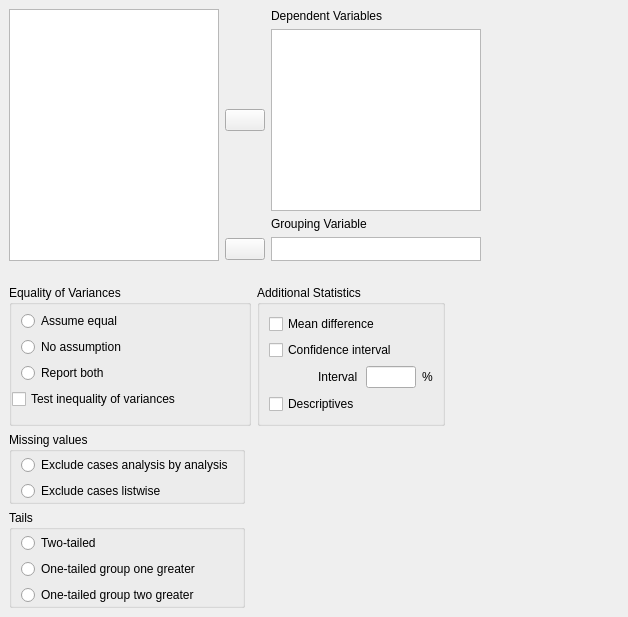
Before: the Qt Designer form JASP-Desktop/analysisforms/ttestindependentsamplesform.ui in jasp-stats/jasp-desktop, drawn with Qt 5.
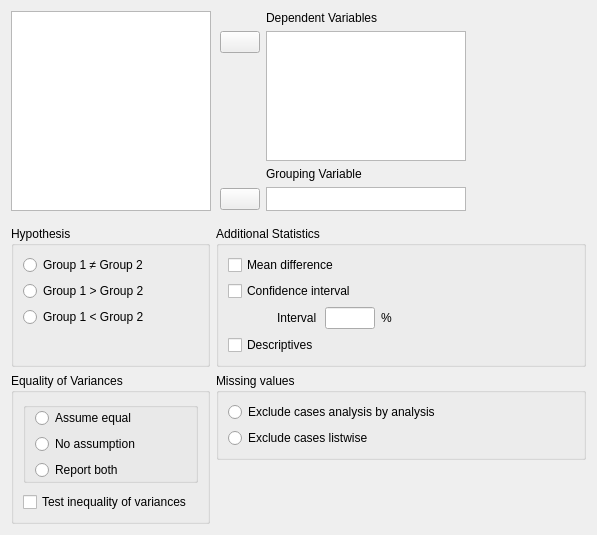
After: the same form once the commit is applied. Custom widgets are drawn as their Qt base class.

Patch:
```diff
--- a/JASP-Desktop/analysisforms/ttestindependentsamplesform.ui
+++ b/JASP-Desktop/analysisforms/ttestindependentsamplesform.ui
@@ -6,27 +6,15 @@
    <rect>
     <x>0</x>
     <y>0</y>
-    <width>628</width>
-    <height>617</height>
+    <width>597</width>
+    <height>510</height>
    </rect>
   </property>
   <property name="windowTitle">
    <string>Form</string>
   </property>
   <layout class="QGridLayout" name="gridLayout_11">
-   <property name="leftMargin">
-    <number>0</number>
-   </property>
-   <property name="topMargin">
-    <number>0</number>
-   </property>
-   <property name="rightMargin">
-    <number>0</number>
-   </property>
-   <property name="bottomMargin">
-    <number>0</number>
-   </property>
-   <item row="0" column="0" colspan="2">
+   <item row="0" column="0" colspan="3">
     <widget class="QWidget" name="widget" native="true">
      <property name="sizePolicy">
       <sizepolicy hsizetype="Fixed" vsizetype="Preferred">
@@ -41,26 +29,38 @@
       </size>
      </property>
      <layout class="QGridLayout" name="gridLayout_10">
+      <property name="leftMargin">
+       <number>0</number>
+      </property>
+      <property name="topMargin">
+       <number>0</number>
+      </property>
+      <property name="rightMargin">
+       <number>0</number>
+      </property>
+      <property name="horizontalSpacing">
+       <number>0</number>
+      </property>
       <item row="0" column="1">
        <widget class="QWidget" name="widget_7" native="true">
         <layout class="QGridLayout" name="gridLayout_8">
-         <property name="leftMargin">
-          <number>0</number>
-         </property>
          <property name="topMargin">
           <number>0</number>
          </property>
-         <property name="rightMargin">
-          <number>0</number>
-         </property>
          <property name="bottomMargin">
           <number>0</number>
          </property>
          <property name="verticalSpacing">
           <number>6</number>
          </property>
-         <item row="6" column="0">
-          <widget class="AssignButton" name="buttonAssignGroupingVariable">
+         <item row="1" column="0">
+          <widget class="AssignButton" name="buttonAssignVariables">
+           <property name="minimumSize">
+            <size>
+             <width>0</width>
+             <height>0</height>
+            </size>
+           </property>
            <property name="maximumSize">
             <size>
              <width>50</width>
@@ -79,24 +79,18 @@
            </property>
           </widget>
          </item>
-         <item row="6" column="1">
+         <item row="7" column="1">
           <widget class="BoundListView" name="groupingVariable">
            <property name="maximumSize">
             <size>
-             <width>210</width>
+             <width>200</width>
              <height>24</height>
             </size>
            </property>
           </widget>
          </item>
-         <item row="1" column="0">
-          <widget class="AssignButton" name="buttonAssignVariables">
-           <property name="minimumSize">
-            <size>
-             <width>0</width>
-             <height>0</height>
-            </size>
-           </property>
+         <item row="7" column="0">
+          <widget class="AssignButton" name="buttonAssignGroupingVariable">
            <property name="maximumSize">
             <size>
              <width>50</width>
@@ -108,46 +102,55 @@
            </property>
           </widget>
          </item>
-         <item row="1" column="1">
-          <widget class="BoundListView" name="variables">
-           <property name="sizePolicy">
-            <sizepolicy hsizetype="Maximum" vsizetype="Expanding">
-             <horstretch>0</horstretch>
-             <verstretch>0</verstretch>
-            </sizepolicy>
-           </property>
-           <property name="minimumSize">
-            <size>
-             <width>0</width>
-             <height>0</height>
-            </size>
-           </property>
-           <property name="maximumSize">
-            <size>
-             <width>210</width>
-             <height>16777215</height>
-            </size>
-           </property>
-           <property name="selectionMode">
-            <enum>QAbstractItemView::ExtendedSelection</enum>
-           </property>
-          </widget>
-         </item>
-         <item row="5" column="1">
+         <item row="6" column="1">
           <widget class="QLabel" name="label_5">
            <property name="text">
             <string>Grouping Variable</string>
            </property>
           </widget>
          </item>
+         <item row="2" column="0">
+          <widget class="QWidget" name="widget_2" native="true"/>
+         </item>
+         <item row="1" column="1" rowspan="2">
+          <widget class="BoundListView" name="variables">
+           <property name="sizePolicy">
+            <sizepolicy hsizetype="Maximum" vsizetype="Expanding">
+             <horstretch>0</horstretch>
+             <verstretch>0</verstretch>
+            </sizepolicy>
+           </property>
+           <property name="minimumSize">
+            <size>
+             <width>0</width>
+             <height>0</height>
+            </size>
+           </property>
+           <property name="maximumSize">
+            <size>
+             <width>200</width>
+             <height>16777215</height>
+            </size>
+           </property>
+           <property name="selectionMode">
+            <enum>QAbstractItemView::ExtendedSelection</enum>
+           </property>
+          </widget>
+         </item>
         </layout>
        </widget>
       </item>
       <item row="0" column="2">
        <widget class="QWidget" name="widget_6" native="true">
+        <property name="sizePolicy">
+         <sizepolicy hsizetype="Preferred" vsizetype="Preferred">
+          <horstretch>1</horstretch>
+          <verstretch>0</verstretch>
+         </sizepolicy>
+        </property>
         <property name="minimumSize">
          <size>
-          <width>90</width>
+          <width>80</width>
           <height>0</height>
          </size>
         </property>
@@ -183,7 +186,7 @@
         </property>
         <property name="maximumSize">
          <size>
-          <width>210</width>
+          <width>200</width>
           <height>16777215</height>
          </size>
         </property>
@@ -196,9 +199,52 @@
     </widget>
    </item>
    <item row="1" column="0">
-    <widget class="QWidget" name="widget_3" native="true">
-     <layout class="QGridLayout" name="gridLayout_2">
-      <item row="0" column="0" colspan="2">
+    <widget class="BoundGroupBox" name="hypothesis">
+     <property name="title">
+      <string>Hypothesis</string>
+     </property>
+     <property name="flat">
+      <bool>true</bool>
+     </property>
+     <layout class="QGridLayout" name="gridLayout_5">
+      <item row="1" column="0">
+       <widget class="QRadioButton" name="_2groupOneGreater">
+        <property name="text">
+         <string>Group 1 &gt; Group 2</string>
+        </property>
+       </widget>
+      </item>
+      <item row="2" column="0">
+       <widget class="QRadioButton" name="_3groupTwoGreater">
+        <property name="text">
+         <string>Group 1 &lt; Group 2</string>
+        </property>
+       </widget>
+      </item>
+      <item row="0" column="0">
+       <widget class="QRadioButton" name="_1notEqual">
+        <property name="text">
+         <string>Group 1 ≠ Group 2</string>
+        </property>
+       </widget>
+      </item>
+      <item row="3" column="0">
+       <spacer name="verticalSpacer">
+        <property name="orientation">
+         <enum>Qt::Vertical</enum>
+        </property>
+        <property name="sizeHint" stdset="0">
+         <size>
+          <width>20</width>
+          <height>40</height>
+         </size>
+        </property>
+       </spacer>
+      </item>
+     </layout>
+    </widget>
+   </item>
+   <item row="2" column="0" rowspan="2">
        <widget class="QGroupBox" name="groupBox_8">
         <property name="title">
          <string>Equality of Variances</string>
@@ -207,20 +253,17 @@
          <bool>true</bool>
         </property>
         <layout class="QGridLayout" name="gridLayout">
-         <property name="leftMargin">
-          <number>0</number>
-         </property>
-         <property name="topMargin">
-          <number>6</number>
-         </property>
-         <property name="rightMargin">
-          <number>0</number>
-         </property>
-         <property name="bottomMargin">
-          <number>0</number>
-         </property>
-         <item row="0" column="0">
-          <widget class="BoundGroupBox" name="equalityOfVariances" native="true">
+      <property name="verticalSpacing">
+       <number>9</number>
+      </property>
+      <item row="2" column="0" colspan="2">
+       <widget class="BoundGroupBox" name="equalityOfVariances">
+        <property name="title">
+         <string/>
+        </property>
+        <property name="flat">
+         <bool>true</bool>
+        </property>
            <layout class="QGridLayout" name="gridLayout_5">
             <property name="topMargin">
              <number>0</number>
@@ -252,10 +295,7 @@
            </layout>
           </widget>
          </item>
-         <item row="2" column="0">
-          <widget class="QWidget" name="widget_5" native="true"/>
-         </item>
-         <item row="1" column="0">
+      <item row="3" column="0">
           <widget class="BoundCheckBox" name="testUnequalVariances">
            <property name="text">
             <string>Test inequality of variances</string>
@@ -265,7 +305,7 @@
         </layout>
        </widget>
       </item>
-      <item row="0" column="2">
+   <item row="1" column="1" colspan="2">
        <widget class="QGroupBox" name="groupBox_7">
         <property name="title">
          <string>Additional Statistics</string>
@@ -274,20 +314,6 @@
          <bool>true</bool>
         </property>
         <layout class="QGridLayout" name="gridLayout_3">
-         <item row="0" column="0" colspan="3">
-          <widget class="BoundCheckBox" name="meanDifference">
-           <property name="text">
-            <string>Mean difference</string>
-           </property>
-          </widget>
-         </item>
-         <item row="1" column="0" colspan="3">
-          <widget class="BoundCheckBox" name="confidenceInterval">
-           <property name="text">
-            <string>Confidence interval</string>
-           </property>
-          </widget>
-         </item>
          <item row="2" column="0">
           <widget class="QWidget" name="widget_4" native="true"/>
          </item>
@@ -298,19 +324,10 @@
            </property>
           </widget>
          </item>
-         <item row="2" column="2">
-          <widget class="BoundTextBox" name="confidenceIntervalInterval">
-           <property name="sizePolicy">
-            <sizepolicy hsizetype="Preferred" vsizetype="Fixed">
-             <horstretch>0</horstretch>
-             <verstretch>0</verstretch>
-            </sizepolicy>
-           </property>
-           <property name="maximumSize">
-            <size>
-             <width>50</width>
-             <height>16777215</height>
-            </size>
+      <item row="1" column="0" colspan="4">
+       <widget class="BoundCheckBox" name="confidenceInterval">
+        <property name="text">
+         <string>Confidence interval</string>
            </property>
           </widget>
          </item>
@@ -328,39 +345,54 @@
            </property>
           </widget>
          </item>
+      <item row="2" column="2">
+       <widget class="BoundTextBox" name="confidenceIntervalInterval">
+        <property name="sizePolicy">
+         <sizepolicy hsizetype="Preferred" vsizetype="Fixed">
+          <horstretch>0</horstretch>
+          <verstretch>0</verstretch>
+         </sizepolicy>
+        </property>
+        <property name="maximumSize">
+         <size>
+          <width>50</width>
+          <height>16777215</height>
+         </size>
+        </property>
+       </widget>
+      </item>
+      <item row="0" column="0" colspan="4">
+       <widget class="BoundCheckBox" name="meanDifference">
+        <property name="text">
+         <string>Mean difference</string>
+        </property>
+       </widget>
+      </item>
+      <item row="2" column="4">
+       <spacer name="horizontalSpacer">
+        <property name="orientation">
+         <enum>Qt::Horizontal</enum>
+        </property>
+        <property name="sizeHint" stdset="0">
+         <size>
+          <width>40</width>
+          <height>20</height>
+         </size>
+        </property>
+       </spacer>
+      </item>
         </layout>
        </widget>
       </item>
-      <item row="1" column="0">
-       <widget class="QGroupBox" name="groupBox_9">
+   <item row="2" column="1" colspan="2">
+    <widget class="BoundGroupBox" name="missingValues">
         <property name="title">
          <string>Missing values</string>
         </property>
         <property name="flat">
          <bool>true</bool>
         </property>
-        <layout class="QGridLayout" name="gridLayout_4">
-         <property name="leftMargin">
-          <number>0</number>
-         </property>
-         <property name="topMargin">
-          <number>3</number>
-         </property>
-         <property name="rightMargin">
-          <number>0</number>
-         </property>
-         <property name="bottomMargin">
-          <number>0</number>
-         </property>
-         <item row="0" column="0">
-          <widget class="BoundGroupBox" name="missingValues" native="true">
            <layout class="QGridLayout" name="gridLayout_6">
-            <property name="topMargin">
-             <number>0</number>
-            </property>
-            <property name="bottomMargin">
-             <number>0</number>
-            </property>
             <item row="0" column="0">
              <widget class="QRadioButton" name="_1excludeAnalysisByAnalysis">
               <property name="text">
@@ -380,85 +412,6 @@
          </item>
         </layout>
        </widget>
-      </item>
-      <item row="2" column="0">
-       <widget class="QGroupBox" name="groupBox_10">
-        <property name="title">
-         <string>Tails</string>
-        </property>
-        <property name="flat">
-         <bool>true</bool>
-        </property>
-        <layout class="QGridLayout" name="gridLayout_7">
-         <property name="leftMargin">
-          <number>0</number>
-         </property>
-         <property name="topMargin">
-          <number>3</number>
-         </property>
-         <property name="rightMargin">
-          <number>0</number>
-         </property>
-         <property name="bottomMargin">
-          <number>0</number>
-         </property>
-         <item row="0" column="0">
-          <widget class="BoundGroupBox" name="tails" native="true">
-           <layout class="QGridLayout" name="gridLayout_9">
-            <property name="topMargin">
-             <number>0</number>
-            </property>
-            <property name="bottomMargin">
-             <number>0</number>
-            </property>
-            <item row="2" column="0">
-             <widget class="QRadioButton" name="_3oneTailedLessThan">
-              <property name="text">
-               <string>One-tailed group two greater</string>
-              </property>
-             </widget>
-            </item>
-            <item row="1" column="0">
-             <widget class="QRadioButton" name="_2oneTailedGreaterThan">
-              <property name="text">
-               <string>One-tailed group one greater</string>
-              </property>
-             </widget>
-            </item>
-            <item row="0" column="0">
-             <widget class="QRadioButton" name="_1twoTailed">
-              <property name="text">
-               <string>Two-tailed</string>
-              </property>
-             </widget>
-            </item>
-           </layout>
-          </widget>
-         </item>
-        </layout>
-       </widget>
-      </item>
-     </layout>
-    </widget>
-   </item>
-   <item row="1" column="1">
-    <spacer name="horizontalSpacer">
-     <property name="orientation">
-      <enum>Qt::Horizontal</enum>
-     </property>
-     <property name="sizeHint" stdset="0">
-      <size>
-       <width>150</width>
-       <height>20</height>
-      </size>
-     </property>
-    </spacer>
-   </item>
-  </layout>
-  <zorder>widget</zorder>
-  <zorder>horizontalSpacer</zorder>
-  <zorder>widget_3</zorder>
- </widget>
  <customwidgets>
   <customwidget>
    <class>AssignButton</class>
@@ -470,11 +423,6 @@
    <extends>QListView</extends>
    <header>widgets/availablefieldslistview.h</header>
   </customwidget>
-  <customwidget>
-   <class>BoundListView</class>
-   <extends>QListView</extends>
-   <header>widgets/boundlistview.h</header>
-  </customwidget>
   <customwidget>
    <class>BoundCheckBox</class>
    <extends>QCheckBox</extends>
@@ -487,10 +435,15 @@
   </customwidget>
   <customwidget>
    <class>BoundGroupBox</class>
-   <extends>QWidget</extends>
+   <extends>QGroupBox</extends>
    <header>widgets/boundgroupbox.h</header>
    <container>1</container>
   </customwidget>
+  <customwidget>
+   <class>BoundListView</class>
+   <extends>QListView</extends>
+   <header>widgets/boundlistview.h</header>
+  </customwidget>
  </customwidgets>
  <resources/>
  <connections/>
```
Lines whose indentation alone changed are shown as unchanged.
